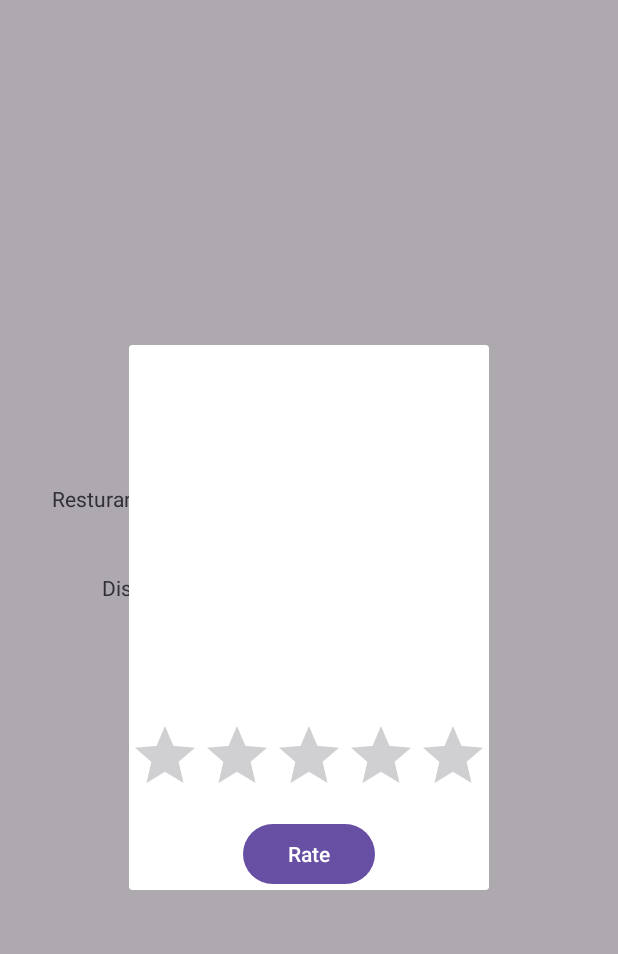
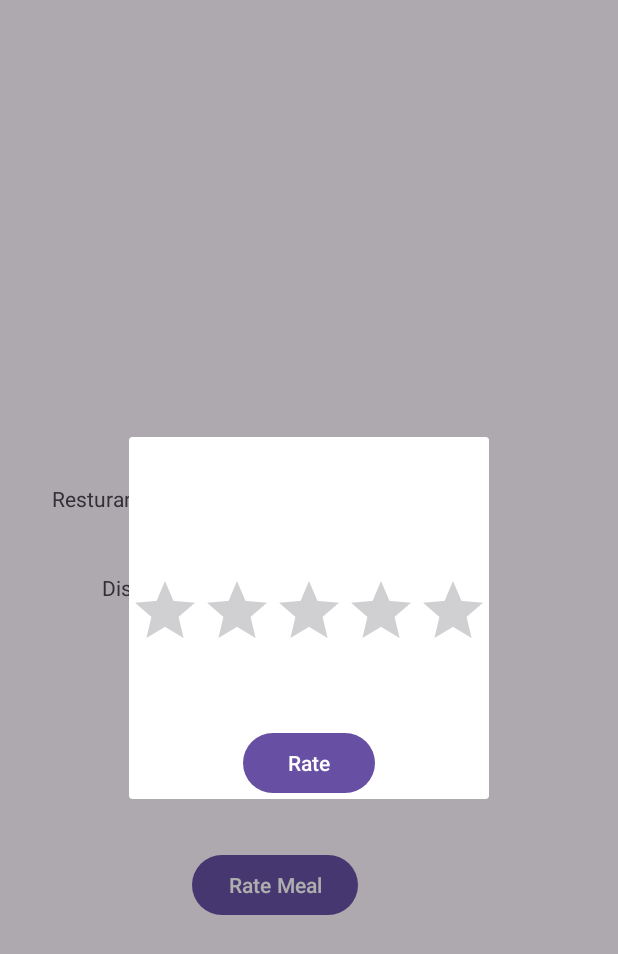
Before and after one commit to ricardoortega97/MealRater, an Android app: the screen it shows after launch (MainActivity), after a tap on "Rate Meal", on a phone screen of 412 x 824 dp. Shown: the top 954 px of the screen. Run offline under Robolectric (Android 15) with nearby library versions, the phone set to English and light mode, and no system bars.

Commit message:
"MealRater completed"

```diff
--- a/app/src/main/AndroidManifest.xml
+++ b/app/src/main/AndroidManifest.xml
@@ -13,6 +13,9 @@
         android:theme="@style/Theme.MealRater"
         tools:targetApi="31">
         <activity
+            android:name=".test_rate_layout"
+            android:exported="false" />
+        <activity
             android:name=".MainActivity"
             android:exported="true">
             <intent-filter>
--- a/app/src/main/java/com/example/mealrater/MainActivity.java
+++ b/app/src/main/java/com/example/mealrater/MainActivity.java
@@ -7,8 +7,9 @@ import android.os.Bundle;
 import android.view.View;
 import android.widget.Button;
 import android.widget.RatingBar;
+import android.widget.TextView;
 
-public class MainActivity extends AppCompatActivity implements ratePicker.SaveRateListener {
+public class MainActivity extends AppCompatActivity implements ratePicker.OnRatingBarListerner {
 
     @Override
     protected void onCreate(Bundle savedInstanceState) {
@@ -29,7 +30,8 @@ public class MainActivity extends AppCompatActivity implements ratePicker.SaveRa
         });
     }
     @Override
-    public void didFinishedratePicker(RatingBar ratings) {
-
+    public void didFinishedRateDialog(RatingBar selectedRate) {
+        TextView rate = findViewById(R.id.ratingView);
+        rate.setText(" " + selectedRate.getRating());
     }
 }
--- a/app/src/main/java/com/example/mealrater/ratePicker.java
+++ b/app/src/main/java/com/example/mealrater/ratePicker.java
@@ -6,47 +6,41 @@ import android.view.View;
 import android.view.ViewGroup;
 import android.widget.Button;
 import android.widget.RatingBar;
+
 import androidx.fragment.app.DialogFragment;
 
 public class ratePicker extends DialogFragment {
-    //declare the rate
-    RatingBar selectedRate;
-    //
-    public interface SaveRateListener {
-        void didFinishedratePicker(RatingBar ratings);
+
+    RatingBar selectRate;
+
+    public interface OnRatingBarListerner {
+        void didFinishedRateDialog(RatingBar selectedRate);
     }
-        //empty constructor
+
     public ratePicker(){
 
     }
     @Override
     public View onCreateView(LayoutInflater inflater, ViewGroup container,
-                                 Bundle saveInstanceSate){
+                             Bundle savedIntanceState) {
+
         final View view = inflater.inflate(R.layout.rate_layout, container);
+        getDialog().setTitle("Rate");
+        //this initializes the rating bar...
+        selectRate = view.findViewById(R.id.ratingBar);
 
-            getDialog().setTitle("Rate");
-            //A listener that captures the change of the rating
-            final RatingBar rv = view.findViewById(R.id.ratingBar);
-            //create the listener
-            rv.setOnRatingBarChangeListener(new RatingBar.OnRatingBarChangeListener() {
-                @Override
-                public void onRatingChanged(RatingBar ratingBar, float rating, boolean fromUser) {
-                    selectedRate.setRating(rating);//set the new rating
-                }
-            });
         Button saveButton = view.findViewById(R.id.rateButton);
         saveButton.setOnClickListener(new View.OnClickListener() {
             @Override
             public void onClick(View v) {
-                    saveItem(selectedRate);
+                saveItem(selectRate);
             }
         });
         return view;
     }
-        private void saveItem(RatingBar rating){
-        SaveRateListener activity = (SaveRateListener) getActivity();
-        activity.didFinishedratePicker(rating);
+    private void saveItem(RatingBar selectedRate) {
+         OnRatingBarListerner activity = (OnRatingBarListerner) getActivity();
+         activity.didFinishedRateDialog(selectedRate);
          getDialog().dismiss();
     }
-
 }
--- a/app/src/main/res/layout/activity_main.xml
+++ b/app/src/main/res/layout/activity_main.xml
@@ -8,10 +8,11 @@
 
 
     <TextView
-        android:id="@+id/TextView"
+        android:id="@+id/ratingView"
         android:layout_width="wrap_content"
         android:layout_height="wrap_content"
-        android:hint="TextView "
+        android:hint="3.0 "
+        android:inputType=""
         app:layout_constraintBottom_toBottomOf="parent"
         app:layout_constraintEnd_toEndOf="parent"
         app:layout_constraintHorizontal_bias="0.059"
@@ -47,12 +48,12 @@
         android:id="@+id/RestaurantName"
         android:layout_width="wrap_content"
         android:layout_height="wrap_content"
-        android:layout_marginTop="260dp"
+        android:layout_marginTop="272dp"
         android:ems="10"
         android:hint=" "
         android:inputType="text"
         app:layout_constraintEnd_toEndOf="parent"
-        app:layout_constraintHorizontal_bias="0.05"
+        app:layout_constraintHorizontal_bias="0.049"
         app:layout_constraintStart_toEndOf="@+id/Restaurant"
         app:layout_constraintTop_toTopOf="parent" />
 
@@ -60,7 +61,7 @@
         android:id="@+id/DishName"
         android:layout_width="wrap_content"
         android:layout_height="wrap_content"
-        android:layout_marginTop="12dp"
+        android:layout_marginTop="20dp"
         android:ems="10"
         android:hint=" "
         android:inputType="text"
@@ -84,11 +85,11 @@
         android:id="@+id/rateMeal"
         android:layout_width="wrap_content"
         android:layout_height="wrap_content"
-        android:layout_marginTop="36dp"
+        android:layout_marginStart="128dp"
+        android:layout_marginTop="60dp"
         android:text="Rate Meal"
-        app:layout_constraintEnd_toEndOf="parent"
         app:layout_constraintStart_toStartOf="parent"
-        app:layout_constraintTop_toBottomOf="@+id/TextView" />
+        app:layout_constraintTop_toBottomOf="@+id/ratingView" />
 
 
 </androidx.constraintlayout.widget.ConstraintLayout>
--- a/app/src/main/res/layout/rate_layout.xml
+++ b/app/src/main/res/layout/rate_layout.xml
@@ -3,27 +3,31 @@
     xmlns:app="http://schemas.android.com/apk/res-auto"
     xmlns:tools="http://schemas.android.com/tools"
     android:layout_width="match_parent"
+    android:layout_gravity="center"
     android:layout_height="match_parent">
+
+
+    <RatingBar
+        android:id="@+id/ratingBar"
+        android:layout_width="wrap_content"
+        android:layout_height="wrap_content"
+        android:layout_gravity="center"
+        app:layout_constraintBottom_toBottomOf="parent"
+        app:layout_constraintEnd_toEndOf="parent"
+        app:layout_constraintStart_toStartOf="parent"
+        app:layout_constraintTop_toTopOf="parent" />
 
     <Button
         android:id="@+id/rateButton"
         android:layout_width="wrap_content"
         android:layout_height="wrap_content"
-        android:layout_marginTop="8dp"
+        android:layout_gravity="center"
+        android:layout_marginTop="44dp"
         android:text="Rate"
-        app:layout_constraintBottom_toBottomOf="parent"
         app:layout_constraintEnd_toEndOf="parent"
+        app:layout_constraintHorizontal_bias="0.498"
         app:layout_constraintStart_toStartOf="parent"
         app:layout_constraintTop_toBottomOf="@+id/ratingBar"
-        app:layout_constraintVertical_bias="0.149" />
+        tools:ignore="HardcodedText" />
 
-    <RatingBar
-        android:id="@+id/ratingBar"
-        android:layout_width="wrap_content"
-        android:layout_height="wrap_content"
-        android:layout_marginTop="250dp"
-        app:layout_constraintEnd_toEndOf="parent"
-        app:layout_constraintHorizontal_bias="0.497"
-        app:layout_constraintStart_toStartOf="parent"
-        app:layout_constraintTop_toTopOf="parent" />
 </androidx.constraintlayout.widget.ConstraintLayout>
```
Lines whose indentation alone changed are shown as unchanged.
